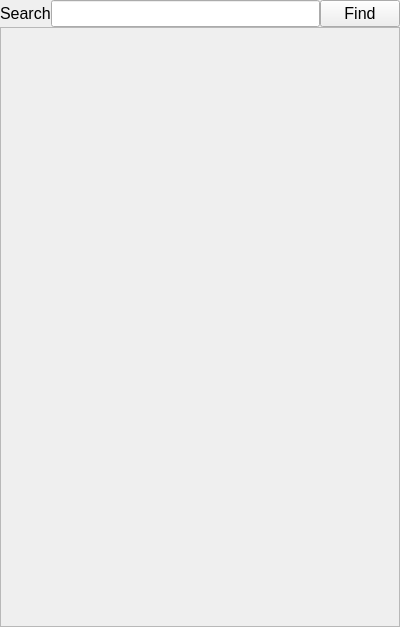
The window that boardtab.ui (siavash119/qtchan) describes before a commit, drawn with Qt 5.
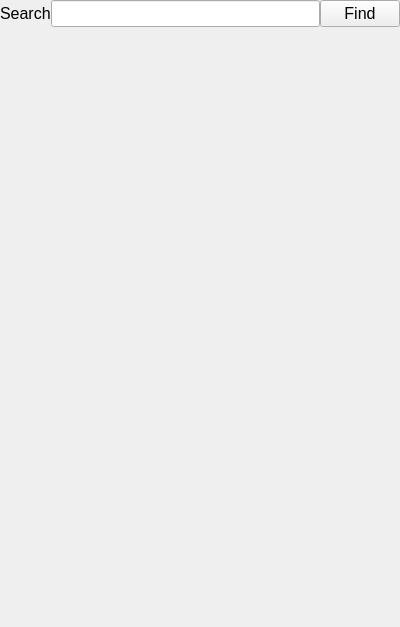
The same window after the commit.

Commit message: remove border

What changed in the file:
```diff
--- a/boardtab.ui
+++ b/boardtab.ui
@@ -91,6 +91,12 @@
      <property name="autoFillBackground">
       <bool>false</bool>
      </property>
+     <property name="frameShape">
+      <enum>QFrame::NoFrame</enum>
+     </property>
+     <property name="lineWidth">
+      <number>0</number>
+     </property>
      <property name="sizeAdjustPolicy">
       <enum>QAbstractScrollArea::AdjustToContentsOnFirstShow</enum>
      </property>
@@ -105,8 +111,8 @@
        <rect>
         <x>0</x>
         <y>0</y>
-        <width>398</width>
-        <height>598</height>
+        <width>400</width>
+        <height>600</height>
        </rect>
       </property>
       <property name="sizePolicy">
```
The commit also changes 1 other file.
